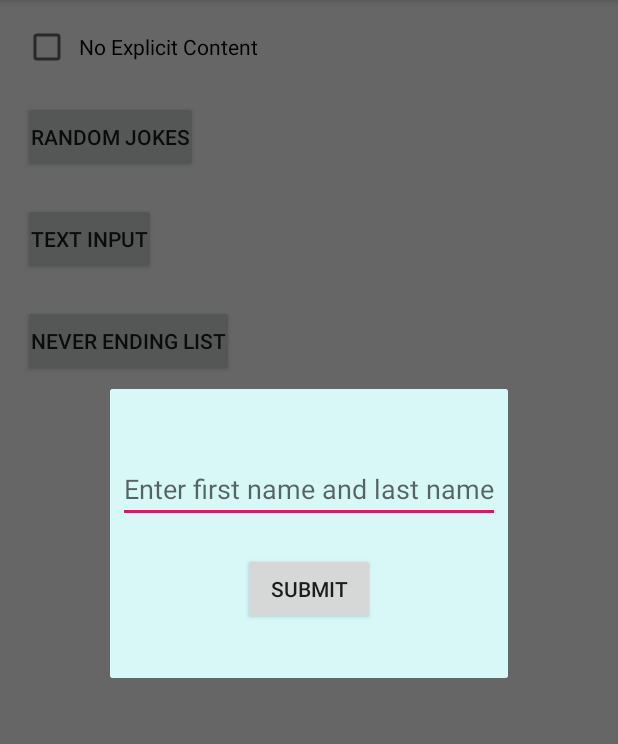
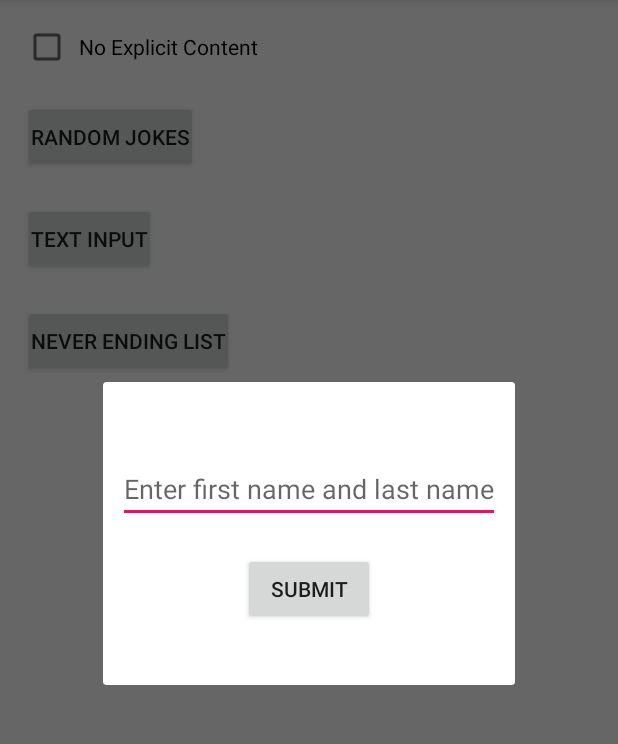
Before and after one commit to SK-Android/ProgrammingChallenge, an Android app: the fragment TextInputDialog placed in its activity, after a tap on "SUBMIT", on a phone screen of 412 x 824 dp, the part 84-828 px from its top. Run offline under Robolectric (Android 15) with nearby library versions, the phone set to English and light mode, and no system bars; our stand-ins replace RxJava; network calls fail.

Commit message:
Orientation Change

```diff
--- a/app/src/main/java/com/androidapp/mcs/programmingchallenge/NeverEndingListAdapter.kt
+++ b/app/src/main/java/com/androidapp/mcs/programmingchallenge/NeverEndingListAdapter.kt
@@ -10,13 +10,10 @@ import com.androidapp.mcs.programmingchallenge.model.Value
 class NeverEndingListAdapter(val jokes: List<Value>?): RecyclerView.Adapter<NeverEndingListAdapter.CustomViewHolder>() {
 
     override fun onCreateViewHolder(p0: ViewGroup, p1: Int): CustomViewHolder {
-
         val layoutInflater = LayoutInflater.from(p0.context)
         val itemView = layoutInflater.inflate(R.layout.fragment_list_item, p0, false)
         return  CustomViewHolder(itemView)
     }
-
-
 
     override fun getItemCount(): Int {
         return jokes!!.size
@@ -24,12 +21,9 @@ class NeverEndingListAdapter(val jokes: List<Value>?): RecyclerView.Adapter<Neve
 
     override fun onBindViewHolder(p0: CustomViewHolder, p1: Int) {
         p0.mJokes.text = jokes?.get(p1)?.joke.toString()
-
     }
 
     class CustomViewHolder(itemView: View):RecyclerView.ViewHolder(itemView) {
-
         val mJokes:TextView = itemView.findViewById(R.id.never_ending_list_joke)
-
     }
 }
--- a/app/src/main/java/com/androidapp/mcs/programmingchallenge/TextInputDialog.kt
+++ b/app/src/main/java/com/androidapp/mcs/programmingchallenge/TextInputDialog.kt
@@ -13,6 +13,7 @@ import com.androidapp.mcs.programmingchallenge.service.ApiClient
 import io.reactivex.android.schedulers.AndroidSchedulers
 import io.reactivex.schedulers.Schedulers
 import kotlinx.android.synthetic.main.fragment_text_input.*
+import java.util.ArrayList
 
 class TextInputDialog : DialogFragment() {
 
@@ -22,7 +23,7 @@ class TextInputDialog : DialogFragment() {
     lateinit var lastName: String
     lateinit var mContext: Context
     var jokes: String = ""
-    var exclude: StringBuilder = StringBuilder("")
+    var exclude:ArrayList<String> = ArrayList<String>()
     lateinit var dialog: AlertDialog
 
 
@@ -30,15 +31,13 @@ class TextInputDialog : DialogFragment() {
         const val CUSTOM_JOKE: String = "Custom_Joke"
     }
 
-
     override fun onCreateView(inflater: LayoutInflater, container: ViewGroup?, savedInstanceState: Bundle?): View? {
 
         val view = inflater.inflate(R.layout.fragment_text_input, container, false)
         mContext = view.context
         arguments?.let {
-            exclude.append(it.getString("NoExplicit"))
+            exclude = it.getStringArrayList("NoExplicit")
         }
-
         return view
     }
 
@@ -47,19 +46,16 @@ class TextInputDialog : DialogFragment() {
         if (savedInstanceState != null && savedInstanceState.containsKey(CUSTOM_JOKE)) {
             val joke = savedInstanceState.getString(CUSTOM_JOKE)
             showCustomJokesDialogBox(joke)
-
         }
     }
 
     override fun onViewCreated(view: View, savedInstanceState: Bundle?) {
         super.onViewCreated(view, savedInstanceState)
 
+        submit.setOnClickListener {
+            name = editText.text.toString().trim() //editText.text doesn't return a string. It returns an object called editable
 
-        submit.setOnClickListener {
-            name = editText.text.toString()
-                .trim() //editText.text doesn't return a string. It returns an object called editable
-
-            if (name != null && !name.isEmpty()) {
+            if (!name.isEmpty()) {
                 getFirstLastName()
 
             } else if (name == " " || name == "") {
@@ -68,7 +64,6 @@ class TextInputDialog : DialogFragment() {
                 Toast.makeText(mContext, "Enter valid first name and last name", Toast.LENGTH_SHORT).show()
             }
         }
-
     }
 
     private fun getFirstLastName() {
@@ -80,9 +75,8 @@ class TextInputDialog : DialogFragment() {
     }
 
     private fun getJokes(firstName: String, lastName: String) {
-
         val api = ApiClient().jokesApi
-        api.getCustomJokes(firstName, lastName, exclude.toString())
+        api.getCustomJokes(firstName, lastName, exclude)
             .observeOn(AndroidSchedulers.mainThread())
             .subscribeOn(Schedulers.io())
             .subscribe({
@@ -97,11 +91,9 @@ class TextInputDialog : DialogFragment() {
                 Log.i("TextInputFragment", "Completed")
                 showCustomJokesDialogBox(jokes)
             })
-
     }
 
     private fun showCustomJokesDialogBox(jokes: String) {
-
         Log.i("CustomJoke", "" + jokes)
         val builder = AlertDialog.Builder(mContext)
         builder.setTitle("Custom Jokes")
--- a/app/src/main/java/com/androidapp/mcs/programmingchallenge/model/Value.kt
+++ b/app/src/main/java/com/androidapp/mcs/programmingchallenge/model/Value.kt
@@ -8,5 +8,6 @@ import kotlinx.android.parcel.Parcelize
 data class Value(
     @SerializedName("id") val id: Integer,
     @SerializedName("joke") val joke: String,
-    @SerializedName("categories") val categories: List<String>? = null
+    @SerializedName("categories") val Categories: List<String>? = null
+
 ):Parcelable
--- a/app/src/main/res/layout/fragment_text_input.xml
+++ b/app/src/main/res/layout/fragment_text_input.xml
@@ -7,8 +7,7 @@
              tools:context=".TextInputFragment"
             android:layout_marginTop="20dp"
              android:layout_marginBottom="20dp"
-             android:id="@+id/fragment_container"
-             android:background="@color/bgColor">
+             android:id="@+id/fragment_container">
 
     <android.support.constraint.ConstraintLayout
 
@@ -17,7 +16,7 @@
             android:layout_height="match_parent"
             android:layout_marginTop="30dp"
             android:layout_marginBottom="30dp"
-            android:padding="5dp">
+            android:padding="10dp">
 
 
         <EditText
--- a/app/src/main/res/values/strings.xml
+++ b/app/src/main/res/values/strings.xml
@@ -13,5 +13,7 @@
     <string name="jokes">Jokes</string>
     <string name="no_explicit_content">No Explicit Content</string>
     <string name="text_input">Text Input</string>
+    <string name="random_joke">Random Joke</string>
+    <string name="dismiss">Dismiss</string>
 
 </resources>
```
Also changed, not shown: app/src/main/java/com/androidapp/mcs/programmingchallenge/MainActivity.kt (+10 -64 lines), app/src/main/java/com/androidapp/mcs/programmingchallenge/NeverEndingListFragment.kt (+4 -3 lines), app/src/main/java/com/androidapp/mcs/programmingchallenge/TextInputFragment.kt (deleted, +0 -107 lines), app/src/main/java/com/androidapp/mcs/programmingchallenge/service/ApiInterface.kt (+6 -18 lines).
